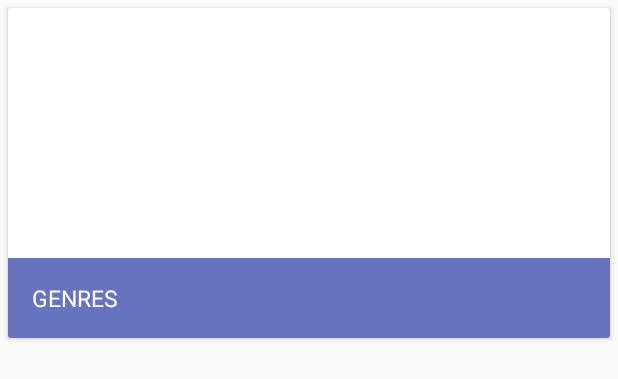
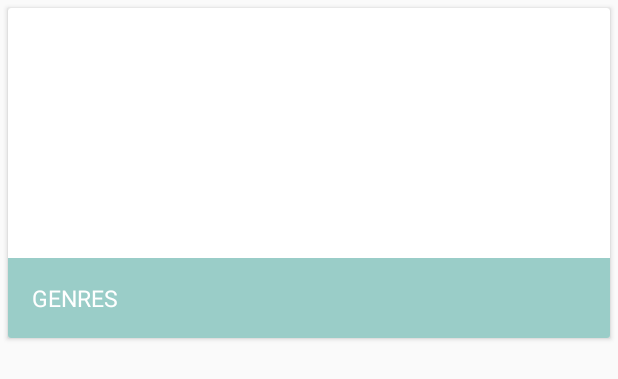
Before and after one commit to henchiyb/KeepHealthyHackathon, an Android app: the layout item_recyle_view_choose_exercise.xml on its own in the app's theme, with its tools: preview values and no code run, on a phone screen of 412 x 824 dp. Shown: the top 379 px of the screen. Run offline under Robolectric (Android 15) with nearby library versions, the phone set to English and light mode, and no system bars.

Commit message:
no message

```diff
--- a/KeepHealthyVer2/app/src/main/res/drawable/ic_loop_black_24dp.xml
+++ b/KeepHealthyVer2/app/src/main/res/drawable/ic_loop_black_24dp.xml
@@ -1,4 +1,4 @@
 <vector android:height="48dp" android:viewportHeight="24.0"
     android:viewportWidth="24.0" android:width="48dp" xmlns:android="http://schemas.android.com/apk/res/android">
-    <path android:fillColor="#fd6100" android:pathData="M12,4L12,1L8,5l4,4L12,6c3.31,0 6,2.69 6,6 0,1.01 -0.25,1.97 -0.7,2.8l1.46,1.46C19.54,15.03 20,13.57 20,12c0,-4.42 -3.58,-8 -8,-8zM12,18c-3.31,0 -6,-2.69 -6,-6 0,-1.01 0.25,-1.97 0.7,-2.8L5.24,7.74C4.46,8.97 4,10.43 4,12c0,4.42 3.58,8 8,8v3l4,-4 -4,-4v3z"/>
+    <path android:fillColor="@color/colorPrimaryDark" android:pathData="M12,4L12,1L8,5l4,4L12,6c3.31,0 6,2.69 6,6 0,1.01 -0.25,1.97 -0.7,2.8l1.46,1.46C19.54,15.03 20,13.57 20,12c0,-4.42 -3.58,-8 -8,-8zM12,18c-3.31,0 -6,-2.69 -6,-6 0,-1.01 0.25,-1.97 0.7,-2.8L5.24,7.74C4.46,8.97 4,10.43 4,12c0,4.42 3.58,8 8,8v3l4,-4 -4,-4v3z"/>
 </vector>
--- a/KeepHealthyVer2/app/src/main/res/drawable/ic_play_circle_filled_black_24dp.xml
+++ b/KeepHealthyVer2/app/src/main/res/drawable/ic_play_circle_filled_black_24dp.xml
@@ -1,4 +1,4 @@
 <vector android:height="60dp" android:viewportHeight="24.0"
     android:viewportWidth="24.0" android:width="60dp" xmlns:android="http://schemas.android.com/apk/res/android">
-    <path android:fillColor="#fd6100" android:pathData="M12,2C6.48,2 2,6.48 2,12s4.48,10 10,10 10,-4.48 10,-10S17.52,2 12,2zM10,16.5v-9l6,4.5 -6,4.5z"/>
+    <path android:fillColor="@color/colorPrimaryDark" android:pathData="M12,2C6.48,2 2,6.48 2,12s4.48,10 10,10 10,-4.48 10,-10S17.52,2 12,2zM10,16.5v-9l6,4.5 -6,4.5z"/>
 </vector>
--- a/KeepHealthyVer2/app/src/main/res/layout/item_recyle_view_choose_exercise.xml
+++ b/KeepHealthyVer2/app/src/main/res/layout/item_recyle_view_choose_exercise.xml
@@ -21,7 +21,7 @@
             android:textSize="15sp"
             android:textAllCaps="true"
             android:padding="16dp"
-            android:background="#b72c3ca6"
+            android:background="@color/colorPrimaryTransparent"
             android:layout_alignParentBottom="true"
             />
     </RelativeLayout>
--- a/KeepHealthyVer2/app/src/main/res/values/colors.xml
+++ b/KeepHealthyVer2/app/src/main/res/values/colors.xml
@@ -1,7 +1,8 @@
 <?xml version="1.0" encoding="utf-8"?>
 <resources>
-    <color name="colorPrimary">#3F51B5</color>
-    <color name="colorPrimaryDark">#303F9F</color>
+    <color name="colorPrimary">#79BCB6</color>
+    <color name="colorPrimaryTransparent">#bf79bcb6</color>
+    <color name="colorPrimaryDark">#568581</color>
     <color name="colorAccent">#FF4081</color>
     <color name="colorWhite">#FFFFFF</color>
 </resources>
```
Also changed, not shown: KeepHealthyVer2/app/src/main/java/com/example/nhan/keephealthyver2/adapters/viewholders/ChooseExerciseViewHolder.java (+4 -4 lines), KeepHealthyVer2/app/src/main/java/com/example/nhan/keephealthyver2/fragments/FragmentDoingExcercise.java (+6 -4 lines), KeepHealthyVer2/app/src/main/res/layout/fragment_do_breath_exercise.xml (+7 -7 lines), KeepHealthyVer2/app/src/main/res/drawable/progress_breath.png (added).
